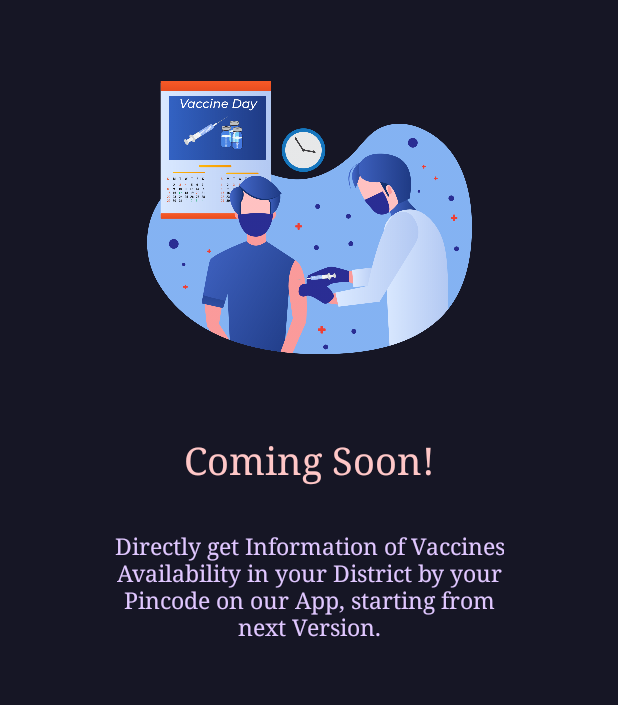
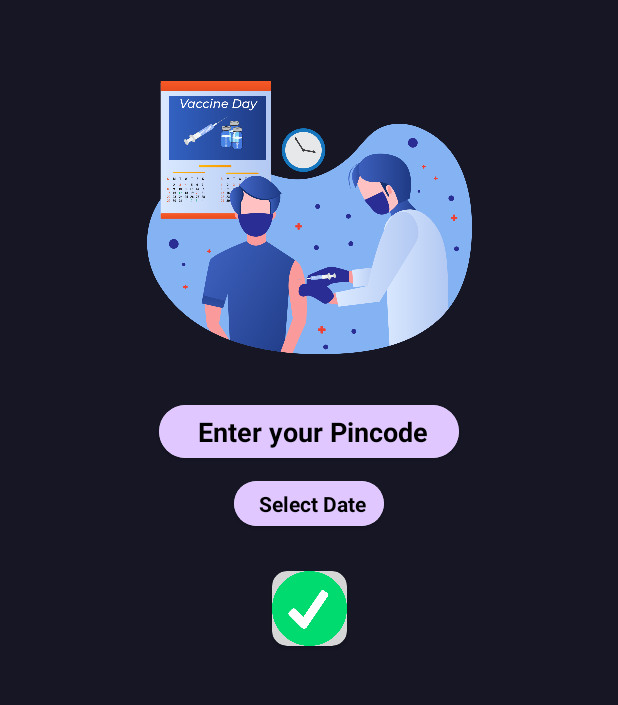
Before and after one commit to fin1te/CovidInfoLeads, an Android app: the Vaccine screen opened directly, with no data from a screen before it, on a phone screen of 412 x 824 dp, the part 150-855 px from its top. Run offline under Robolectric (Android 15) with nearby library versions, the phone set to English and light mode, and no system bars; libraries missing offline, so code that uses them is left out: com.ashokvarma.bottomnavigation; plain views replace BottomNavigationBar; network calls fail; 4 statements that could not run were skipped.

Commit message:
Vaccine Implementation v1

```diff
--- a/app/build.gradle
+++ b/app/build.gradle
@@ -12,7 +12,7 @@ android {
         minSdkVersion 21
         targetSdkVersion 30
         versionCode 1
-        versionName "1.0.1"
+        versionName "1.0.11"
 
         testInstrumentationRunner "androidx.test.runner.AndroidJUnitRunner"
     }
--- a/app/src/main/AndroidManifest.xml
+++ b/app/src/main/AndroidManifest.xml
@@ -11,7 +11,8 @@
         android:roundIcon="@drawable/icon_app"
         android:supportsRtl="true"
         android:theme="@style/Theme.CovidInfoLeads">
-        <activity android:name=".Dashboard_Folder.Disclaimer"></activity>
+        <activity android:name=".VacHome"></activity>
+        <activity android:name=".Dashboard_Folder.Disclaimer" />
         <activity android:name=".Dashboard_Folder.ContactUs" />
         <activity android:name=".Dashboard_Folder.Credits" />
         <activity android:name=".Dashboard_Folder.AboutUs" />
--- a/app/src/main/java/com/finite/covidinfoleads/Dashboard_Folder/DB_DoctorConsult.java
+++ b/app/src/main/java/com/finite/covidinfoleads/Dashboard_Folder/DB_DoctorConsult.java
@@ -5,6 +5,7 @@ import androidx.recyclerview.widget.LinearLayoutManager;
 import androidx.recyclerview.widget.RecyclerView;
 
 import android.content.Intent;
+import android.content.res.Resources;
 import android.os.Bundle;
 
 import com.arlib.floatingsearchview.FloatingSearchView;
@@ -16,7 +17,6 @@ import com.finite.covidinfoleads.CovidData;
 import com.finite.covidinfoleads.Model.docmodel;
 import com.finite.covidinfoleads.Model.model;
 import com.finite.covidinfoleads.R;
-import com.finite.covidinfoleads.Resources;
 import com.finite.covidinfoleads.Vaccine;
 import com.firebase.ui.database.FirebaseRecyclerOptions;
 import com.google.firebase.database.FirebaseDatabase;
--- /dev/null
+++ b/app/src/main/res/drawable/ic_baseline_check_circle_outline_24.xml
@@ -0,0 +1,5 @@
+<vector android:height="24dp" android:tint="#FFFFFF"
+    android:viewportHeight="24" android:viewportWidth="24"
+    android:width="24dp" xmlns:android="http://schemas.android.com/apk/res/android">
+    <path android:fillColor="@android:color/white" android:pathData="M16.59,7.58L10,14.17l-3.59,-3.58L5,12l5,5 8,-8zM12,2C6.48,2 2,6.48 2,12s4.48,10 10,10 10,-4.48 10,-10S17.52,2 12,2zM12,20c-4.42,0 -8,-3.58 -8,-8s3.58,-8 8,-8 8,3.58 8,8 -3.58,8 -8,8z"/>
+</vector>
--- a/app/src/main/res/layout/activity_vaccine.xml
+++ b/app/src/main/res/layout/activity_vaccine.xml
@@ -47,35 +47,81 @@
         app:layout_constraintStart_toStartOf="parent"
         app:layout_constraintTop_toBottomOf="@+id/textView2" />
 
-    <TextView
-        android:id="@+id/textView3"
+    <androidx.cardview.widget.CardView
+        android:id="@+id/cardView"
         android:layout_width="wrap_content"
         android:layout_height="wrap_content"
-        android:layout_gravity="center"
-        android:layout_marginTop="20dp"
-        android:fontFamily="serif"
-        android:text="Coming Soon!"
-        android:textColor="#FFC7C7"
-        android:textSize="25sp"
+        android:background="#E0C7FF"
+        android:elevation="20dp"
+        app:cardCornerRadius="30dp"
         app:layout_constraintEnd_toEndOf="parent"
         app:layout_constraintStart_toStartOf="parent"
-        app:layout_constraintTop_toBottomOf="@+id/imageView"
-        tools:ignore="HardcodedText" />
+        app:layout_constraintTop_toBottomOf="@+id/imageView">
 
-    <TextView
+        <EditText
+            android:id="@+id/vac_pincode"
+            android:layout_width="200dp"
+            android:layout_height="wrap_content"
+            android:background="#E0C7FF"
+            android:hint="Enter your Pincode"
+            android:importantForAutofill="no"
+            android:inputType="number"
+            android:padding="5dp"
+            android:textStyle="bold"
+            android:paddingStart="10dp"
+            android:textAlignment="center"
+            android:textColor="@color/black"
+            android:textColorHint="@color/black" />
+    </androidx.cardview.widget.CardView>
+
+
+    <androidx.cardview.widget.CardView
         android:layout_width="wrap_content"
         android:layout_height="wrap_content"
-        android:layout_gravity="center"
-        android:fontFamily="serif"
-        android:text="Directly get Information of Vaccines\nAvailability in your District by your\nPincode on our App, starting from\nnext Version."
-        android:textColor="#E0C7FF"
         android:layout_marginTop="30dp"
-        android:textSize="15sp"
-        android:textAlignment="center"
+        android:elevation="30dp"
+        android:padding="5dp"
+        app:cardBackgroundColor="@color/transparent"
+        app:cardCornerRadius="10dp"
         app:layout_constraintEnd_toEndOf="parent"
         app:layout_constraintStart_toStartOf="parent"
-        app:layout_constraintTop_toBottomOf="@+id/textView3"
-        tools:ignore="HardcodedText" />
+        app:layout_constraintTop_toBottomOf="@+id/cardView2">
+
+        <ImageView
+            android:layout_width="50dp"
+            android:layout_height="50dp"
+            android:onClick="clickvaccheck"
+            android:src="@drawable/ic_green_tick" />
+    </androidx.cardview.widget.CardView>
+
+
+    <androidx.cardview.widget.CardView
+        android:id="@+id/cardView2"
+        android:layout_width="wrap_content"
+        android:layout_height="wrap_content"
+        android:layout_marginTop="15dp"
+        android:background="#E0C7FF"
+        android:elevation="20dp"
+        app:cardCornerRadius="30dp"
+        app:layout_constraintEnd_toEndOf="parent"
+        app:layout_constraintStart_toStartOf="parent"
+        app:layout_constraintTop_toBottomOf="@+id/cardView">
+
+        <TextView
+            android:id="@+id/vacdatepicker"
+            android:layout_width="100dp"
+            android:layout_height="wrap_content"
+            android:background="#E0C7FF"
+            android:hint="Select Date"
+            android:importantForAutofill="no"
+            android:inputType="number"
+            android:padding="5dp"
+            android:paddingStart="10dp"
+            android:textAlignment="center"
+            android:textColor="@color/black"
+            android:textColorHint="@color/black"
+            android:textStyle="bold" />
+    </androidx.cardview.widget.CardView>
 
     <com.ashokvarma.bottomnavigation.BottomNavigationBar
         android:id="@+id/bottom_navigation_bar"
@@ -86,4 +132,7 @@
         app:layout_constraintBottom_toBottomOf="parent"
         app:layout_constraintEnd_toEndOf="parent"
         app:layout_constraintStart_toStartOf="parent" />
+
+
+
 </androidx.constraintlayout.widget.ConstraintLayout>
```
Also changed, not shown: app/src/main/java/com/finite/covidinfoleads/Adapter/vac_adapter.java (added, +77 -0 lines), app/src/main/java/com/finite/covidinfoleads/Model/vacmodel.java (added, +169 -0 lines), app/src/main/java/com/finite/covidinfoleads/VacHome.java (added, +250 -0 lines), app/src/main/java/com/finite/covidinfoleads/Vaccine.java (+63 -0 lines), app/src/main/res/layout/activity_vac_home.xml (added, +16 -0 lines), app/src/main/res/layout/vacsinglerow.xml (renamed from app/src/main/res/layout/singlerow.xml, +41 -19 lines), app/src/main/res/drawable-v24/ic_green_tick.png (added), app/src/main/res/drawable-v24/ic_white_tick.png (added).
